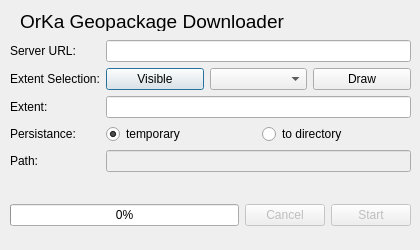
This is geopackage_downloader_dialog_base.ui in terrestris/orkamv-data-api-plugin as Qt 5 draws it before an edit. The edited form follows.
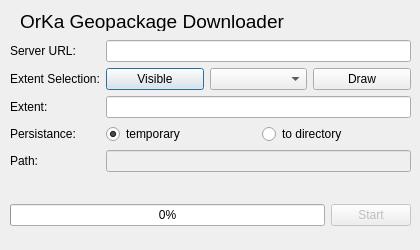
This is the edited form.

Diff of the .ui file:
```diff
--- a/geopackage_downloader_dialog_base.ui
+++ b/geopackage_downloader_dialog_base.ui
@@ -172,16 +172,6 @@
       </property>
      </widget>
     </item>
-    <item>
-     <widget class="QPushButton" name="download_cancel_button">
-      <property name="enabled">
-       <bool>false</bool>
-      </property>
-      <property name="text">
-       <string>Cancel</string>
-      </property>
-     </widget>
-    </item>
     <item>
      <widget class="QPushButton" name="download_start_button">
       <property name="enabled">
```
